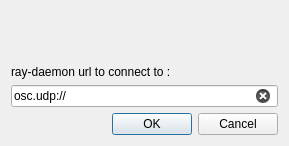
Houston4444/RaySession, file resources/ui/daemon_url.ui: the form before one commit.
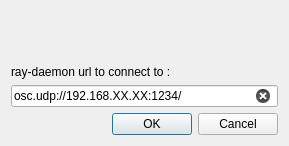
The form after the commit.

Commit message: improve deamonUrl window

Diff of the .ui file:
```diff
--- a/resources/ui/daemon_url.ui
+++ b/resources/ui/daemon_url.ui
@@ -37,7 +37,7 @@
    <item>
     <widget class="QLineEdit" name="lineEdit">
      <property name="text">
-      <string>osc.udp://</string>
+      <string>osc.udp://192.168.XX.XX:1234/</string>
      </property>
      <property name="clearButtonEnabled">
       <bool>true</bool>
```
The commit also changes 2 other files.
